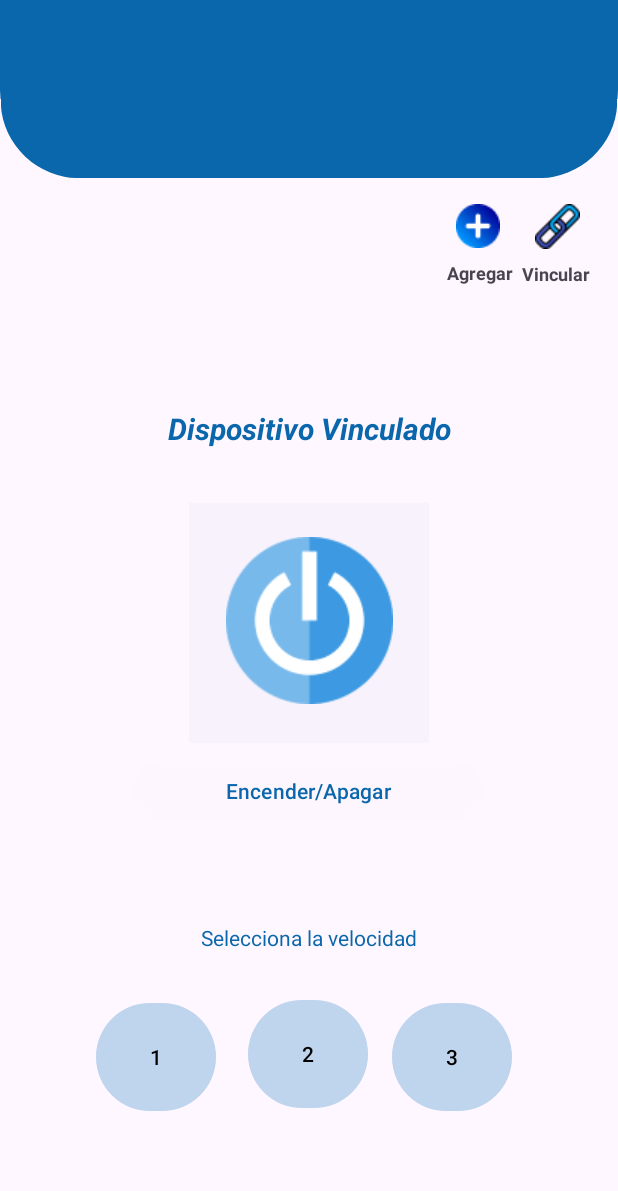
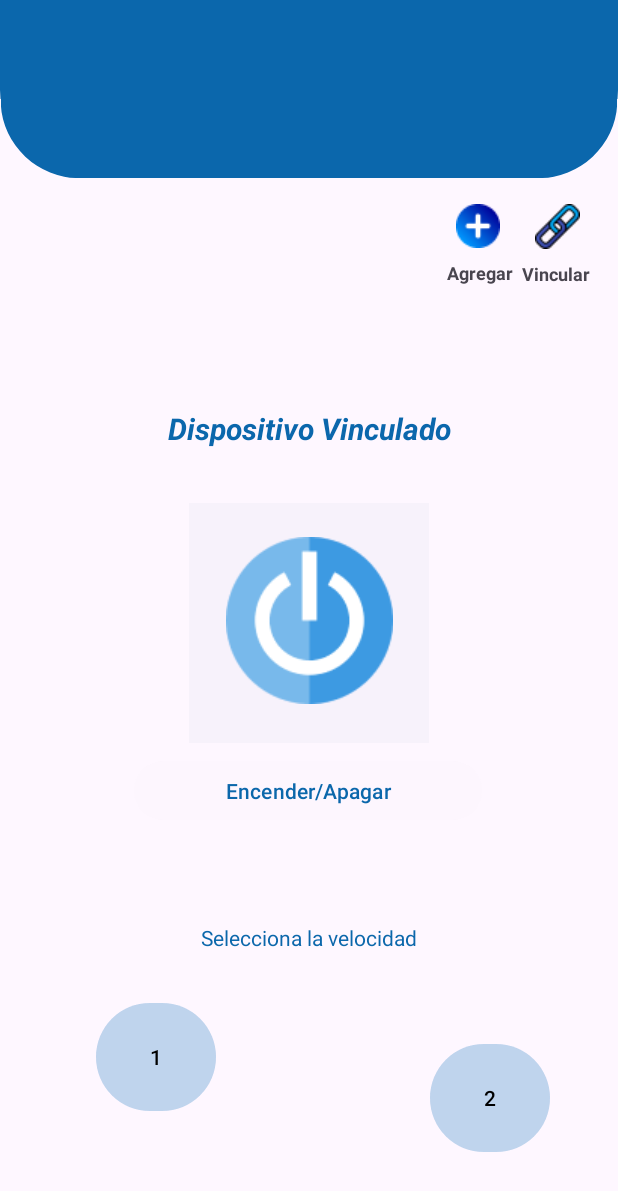
Before and after one commit to PedroJR45/Fanlink, an Android app: the Manejar_dispositivo screen opened directly, with no data from a screen before it, after a tap on "Encender/Apagar", on a phone screen of 412 x 824 dp. Shown: the top 1191 px of the screen. Run offline under Robolectric (Android 15) with nearby library versions, the phone set to English and light mode, and no system bars.

Commit message:
Codigo hardcodeado

```diff
--- a/app/src/main/java/com/example/fanlynk/Iniciar_session.kt
+++ b/app/src/main/java/com/example/fanlynk/Iniciar_session.kt
@@ -26,7 +26,7 @@ class Iniciar_session : AppCompatActivity() {
             val correo_electronico = findViewById<EditText>(R.id.CorreoInicioSesion).text.toString()
             val contraseña = findViewById<EditText>(R.id.contreaseñaInicioSesion).text.toString()
 
-            val registroEncontrado = registro.RegistroData.registros.find { it.correo == correo_electronico && it.contraseña == contraseña }
+            val registroEncontrado = RegistroData.registros.find { it.correo == correo_electronico && it.contraseña == contraseña }
 
             if (registroEncontrado != null) {
                 mostrarMensaje("Inicio de sesión exitoso")
--- a/app/src/main/java/com/example/fanlynk/Manejar_dispositivo.kt
+++ b/app/src/main/java/com/example/fanlynk/Manejar_dispositivo.kt
@@ -50,18 +50,26 @@ class Manejar_dispositivo : AppCompatActivity() {
         val buttons = listOf<Button>(
             findViewById(R.id.button),
             findViewById(R.id.button2),
-            findViewById(R.id.button3),
-            findViewById(R.id.button4)
+            findViewById(R.id.button3)
         )
+
 
         buttons.forEach { button ->
             button.setOnClickListener {
-                sendBluetoothSignal("TOGGLE")
+                if (bluetoothSocket != null && bluetoothSocket!!.isConnected) {
+                    sendBluetoothSignal("TOGGLE")
+                } else {
+                    Toast.makeText(this, "No hay ningún dispositivo conectado", Toast.LENGTH_SHORT).show()
+                }
             }
         }
 
         findViewById<ImageView>(R.id.imageEncendidoApagado).setOnClickListener {
-            sendBluetoothSignal("TOGGLE")
+            if (bluetoothSocket != null && bluetoothSocket!!.isConnected) {
+                sendBluetoothSignal("TOGGLE")
+            } else {
+                Toast.makeText(this, "No hay ningún dispositivo conectado", Toast.LENGTH_SHORT).show()
+            }
         }
 
         connectToBluetoothDevice()
--- a/app/src/main/res/layout/activity_manejar_dispositivo.xml
+++ b/app/src/main/res/layout/activity_manejar_dispositivo.xml
@@ -90,24 +90,10 @@
         android:text="2"
         app:layout_constraintBottom_toBottomOf="parent"
         app:layout_constraintEnd_toEndOf="parent"
-        app:layout_constraintHorizontal_bias="0.062"
+        app:layout_constraintHorizontal_bias="0.745"
         app:layout_constraintStart_toEndOf="@+id/button2"
         app:layout_constraintTop_toBottomOf="@+id/textView5"
-        app:layout_constraintVertical_bias="0.338" />
-
-    <Button
-        android:id="@+id/button4"
-        android:layout_width="80dp"
-        android:layout_height="80dp"
-        android:layout_marginBottom="16dp"
-        android:backgroundTint="#2D3887C3"
-        android:text="3"
-        app:layout_constraintBottom_toBottomOf="parent"
-        app:layout_constraintEnd_toEndOf="parent"
-        app:layout_constraintHorizontal_bias="0.186"
-        app:layout_constraintStart_toEndOf="@+id/button3"
-        app:layout_constraintTop_toBottomOf="@+id/textView5"
-        app:layout_constraintVertical_bias="0.212" />
+        app:layout_constraintVertical_bias="1.0" />
 
     <View
         android:id="@+id/view"
```
Also changed, not shown: 1 other file.
